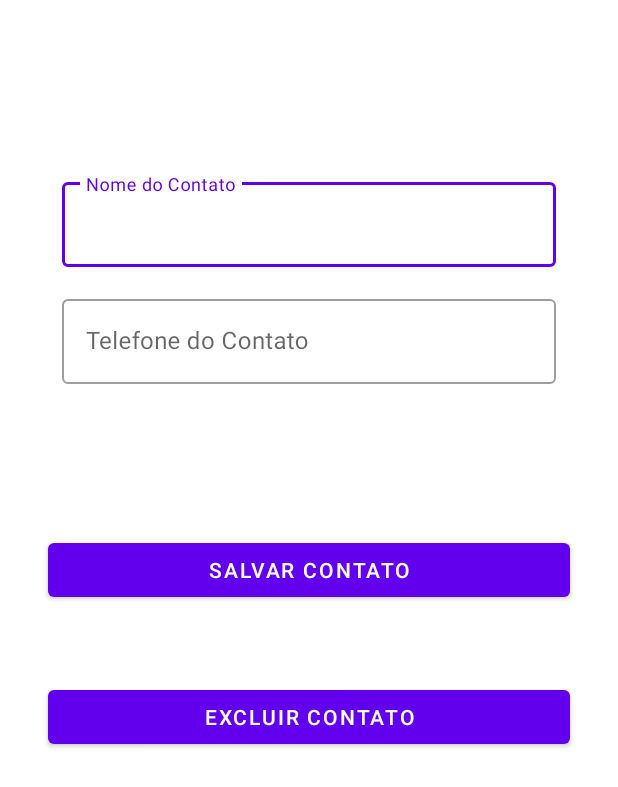
After one commit to JorgeTranin/app-lista-de-contatos-bootcamp-everis-dio, an Android app: the layout activity_add_new_contatos.xml on its own in the app's theme, with its tools: preview values and no code run, on a phone screen of 412 x 824 dp. The commit adds this screen. Shown: the top 787 px of the screen. Run offline under Robolectric (Android 15) with nearby library versions, the phone set to English and light mode, and no system bars.

Commit message:
Implementação da arquitetura AMVVM no projeto existente

```diff
--- a/app/src/main/AndroidManifest.xml
+++ b/app/src/main/AndroidManifest.xml
@@ -14,10 +14,10 @@
         android:theme="@style/Theme.MaterialComponents.Light.NoActionBar"
         tools:targetApi="31" >
         <activity
-            android:name=".ListaDeContatos"/>
+            android:name=".view.AddNewContato"/>
 
         <activity
-            android:name=".MainActivity"
+            android:name=".view.ListaDeContatosActivity"
             android:exported="true" >
             <intent-filter>
                 <action android:name="android.intent.action.MAIN" />
--- a/app/src/main/java/com/jorgetranin/app_lista_de_contatos_bootcamp_everis_dio/ContatosVO.kt
+++ b/app/src/main/java/com/jorgetranin/app_lista_de_contatos_bootcamp_everis_dio/model/ContatosVO.kt
@@ -1,4 +1,4 @@
-package com.jorgetranin.app_lista_de_contatos_bootcamp_everis_dio
+package com.jorgetranin.app_lista_de_contatos_bootcamp_everis_dio.model
 
 data class ContatosVO(
     var id: Int = -1,
--- a/app/src/main/java/com/jorgetranin/app_lista_de_contatos_bootcamp_everis_dio/singleton/ContatoSingleton.kt
+++ b/app/src/main/java/com/jorgetranin/app_lista_de_contatos_bootcamp_everis_dio/singleton/ContatoSingleton.kt
@@ -1,6 +1,6 @@
 package com.jorgetranin.app_lista_de_contatos_bootcamp_everis_dio.singleton
 
-import com.jorgetranin.app_lista_de_contatos_bootcamp_everis_dio.ContatosVO
+import com.jorgetranin.app_lista_de_contatos_bootcamp_everis_dio.model.ContatosVO
 
 object ContatoSingleton {
     var lista: MutableList<ContatosVO> = mutableListOf()
--- a/app/src/main/java/com/jorgetranin/app_lista_de_contatos_bootcamp_everis_dio/ContatoAdapter.kt
+++ b/app/src/main/java/com/jorgetranin/app_lista_de_contatos_bootcamp_everis_dio/view/adapter/ContatoAdapter.kt
@@ -1,10 +1,11 @@
-package com.jorgetranin.app_lista_de_contatos_bootcamp_everis_dio
+package com.jorgetranin.app_lista_de_contatos_bootcamp_everis_dio.view.adapter
 
 import android.content.Context
 import android.view.LayoutInflater
 import android.view.ViewGroup
 import androidx.recyclerview.widget.RecyclerView
 import com.jorgetranin.app_lista_de_contatos_bootcamp_everis_dio.databinding.ItemContatoBinding
+import com.jorgetranin.app_lista_de_contatos_bootcamp_everis_dio.model.ContatosVO
 
 class ContatoAdapter(
     private val context: Context,
--- /dev/null
+++ b/app/src/main/res/layout/activity_add_new_contatos.xml
@@ -0,0 +1,97 @@
+<?xml version="1.0" encoding="utf-8"?>
+<androidx.constraintlayout.widget.ConstraintLayout xmlns:android="http://schemas.android.com/apk/res/android"
+    xmlns:app="http://schemas.android.com/apk/res-auto"
+    xmlns:tools="http://schemas.android.com/tools"
+    android:layout_width="match_parent"
+    android:layout_height="match_parent"
+    android:onClick="onClickExcluirContato"
+    android:padding="16dp">
+
+
+
+    <com.google.android.material.textfield.TextInputLayout
+        android:id="@+id/outlinedTextField"
+        style="@style/Widget.MaterialComponents.TextInputLayout.OutlinedBox"
+        android:layout_width="match_parent"
+        android:layout_height="wrap_content"
+        android:layout_marginStart="25dp"
+        android:layout_marginTop="100dp"
+        android:layout_marginEnd="25dp"
+        android:hint="@string/nome_do_contato"
+        app:layout_constraintEnd_toEndOf="parent"
+        app:layout_constraintStart_toStartOf="parent"
+        app:layout_constraintTop_toTopOf="parent">
+
+        <com.google.android.material.textfield.TextInputEditText
+            android:id="@+id/etNome"
+            android:layout_width="match_parent"
+            android:layout_height="wrap_content"
+            android:inputType="textPersonName" />
+
+    </com.google.android.material.textfield.TextInputLayout>
+
+    <com.google.android.material.textfield.TextInputLayout
+        android:id="@+id/outlinedTextField2"
+        style="@style/Widget.MaterialComponents.TextInputLayout.OutlinedBox"
+        android:layout_width="match_parent"
+        android:layout_height="wrap_content"
+        android:layout_marginStart="25dp"
+        android:layout_marginTop="16dp"
+        android:layout_marginEnd="25dp"
+
+        android:hint="@string/telefone_do_contato"
+        app:layout_constraintEnd_toEndOf="parent"
+        app:layout_constraintStart_toStartOf="parent"
+        app:layout_constraintTop_toBottomOf="@+id/outlinedTextField">
+
+        <com.google.android.material.textfield.TextInputEditText
+            android:id="@+id/etTelefone"
+            android:layout_width="match_parent"
+            android:layout_height="wrap_content"
+            android:inputType="numberDecimal"
+            android:textColor="@color/black" />
+
+    </com.google.android.material.textfield.TextInputLayout>
+
+
+    <Button
+        android:id="@+id/btnSalvarConato"
+        android:layout_width="match_parent"
+        android:layout_height="wrap_content"
+        android:layout_marginStart="16dp"
+        android:layout_marginTop="100dp"
+        android:layout_marginEnd="16dp"
+        android:text="@string/salvar_contato"
+        app:layout_constraintEnd_toEndOf="parent"
+        app:layout_constraintStart_toStartOf="parent"
+        app:layout_constraintTop_toBottomOf="@+id/outlinedTextField2" />
+
+    <Button
+        android:id="@+id/btnExcluirContato"
+        android:layout_width="match_parent"
+        android:layout_height="wrap_content"
+        android:layout_marginStart="16dp"
+        android:layout_marginTop="50dp"
+        android:layout_marginEnd="16dp"
+        android:onClick="onClickExcluirContato"
+        android:text="@string/excluir_contato"
+        android:visibility="gone"
+        app:layout_constraintEnd_toEndOf="parent"
+        app:layout_constraintStart_toStartOf="parent"
+        app:layout_constraintTop_toBottomOf="@+id/btnSalvarConato"
+        tools:visibility="visible" />
+    <ProgressBar
+        android:id="@+id/pb_load_add_contato"
+        android:layout_width="wrap_content"
+        android:layout_height="wrap_content"
+        android:layout_marginStart="16dp"
+        android:layout_marginTop="16dp"
+        android:layout_marginEnd="16dp"
+        android:layout_marginBottom="16dp"
+        android:visibility="gone"
+        app:layout_constraintBottom_toBottomOf="parent"
+        app:layout_constraintEnd_toEndOf="parent"
+        app:layout_constraintStart_toStartOf="parent"
+        app:layout_constraintTop_toTopOf="parent" />
+
+</androidx.constraintlayout.widget.ConstraintLayout>
```
Also changed, not shown: app/src/main/java/com/jorgetranin/app_lista_de_contatos_bootcamp_everis_dio/MainActivity.kt (deleted, +0 -72 lines), app/src/main/java/com/jorgetranin/app_lista_de_contatos_bootcamp_everis_dio/bases/BaseRepository.kt (added, +15 -0 lines), app/src/main/java/com/jorgetranin/app_lista_de_contatos_bootcamp_everis_dio/helper/HelperDB.kt (+4 -3 lines), app/src/main/java/com/jorgetranin/app_lista_de_contatos_bootcamp_everis_dio/repository/ListaDeContatosRepository.kt (added, +49 -0 lines), app/src/main/java/com/jorgetranin/app_lista_de_contatos_bootcamp_everis_dio/view/AddNewContato.kt (renamed from app/src/main/java/com/jorgetranin/app_lista_de_contatos_bootcamp_everis_dio/ListaDeContatos.kt, +6 -5 lines), app/src/main/java/com/jorgetranin/app_lista_de_contatos_bootcamp_everis_dio/view/ListaDeContatosActivity.kt (added, +84 -0 lines), app/src/main/java/com/jorgetranin/app_lista_de_contatos_bootcamp_everis_dio/viewmodel/ListaDeContatosViewModel.kt (added, +33 -0 lines), app/src/main/res/layout/activity_lista_de_contatos.xml (+66 -73 lines), app/src/main/res/layout/activity_main.xml (deleted, +0 -90 lines).
